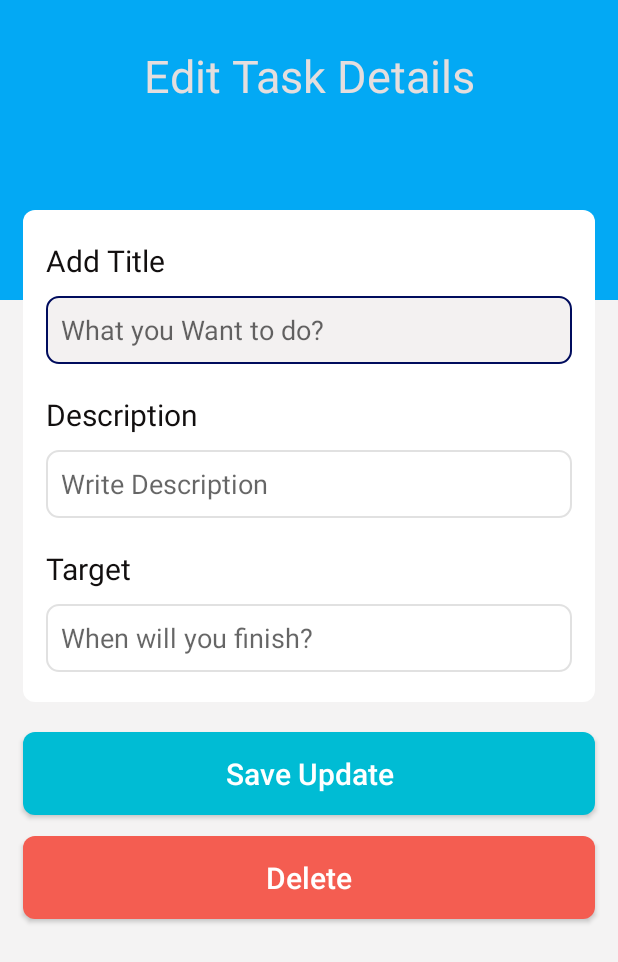
After one commit to Tasdikul-Hasan-Sourov/MyTask_ToDo, an Android app: the EditTask screen opened directly, with no data from a screen before it, on a phone screen of 412 x 824 dp. The commit adds this screen. Shown: the top 962 px of the screen. Run offline under Robolectric (Android 15) with nearby library versions, the phone set to English and light mode, and no system bars; our stand-ins replace Firebase (no records; nobody signed in at launch, a user with empty details on screens opened directly).

Commit message:
update activity done

```diff
--- a/app/src/main/AndroidManifest.xml
+++ b/app/src/main/AndroidManifest.xml
@@ -9,7 +9,8 @@
         android:roundIcon="@mipmap/ic_launcher_round"
         android:supportsRtl="true"
         android:theme="@style/AppTheme">
-        <activity android:name=".Addtask"></activity>
+        <activity android:name=".EditTask"></activity>
+        <activity android:name=".Addtask" />
         <activity android:name=".MainActivity">
             <intent-filter>
                 <action android:name="android.intent.action.MAIN" />
--- a/app/src/main/java/com/example/mytask/Addtask.java
+++ b/app/src/main/java/com/example/mytask/Addtask.java
@@ -46,9 +46,9 @@ public class Addtask extends AppCompatActivity {
               String title= titleDes.getText().toString().trim();
               String description= desEdit.getText().toString().trim();
               String target= timeEdit.getText().toString().trim();
-              String key= reference.push().getKey();
-              Mytask mytask =new Mytask(title,description,target);
-              reference.child(key).setValue(mytask);
+              String keyTask= reference.push().getKey();
+              Mytask mytask =new Mytask(title,description,target,keyTask);
+              reference.child(keyTask).setValue(mytask);
                 Toast.makeText(getApplicationContext(),"Database Saved", Toast.LENGTH_SHORT).show();
                 Intent a= new Intent(getApplicationContext(),MainActivity.class);
                 startActivity(a);
--- /dev/null
+++ b/app/src/main/java/com/example/mytask/EditTask.java
@@ -0,0 +1,69 @@
+package com.example.mytask;
+
+import androidx.annotation.NonNull;
+import androidx.appcompat.app.ActionBar;
+import androidx.appcompat.app.AppCompatActivity;
+
+import android.content.Intent;
+import android.os.Bundle;
+import android.view.View;
+import android.widget.Button;
+import android.widget.EditText;
+import android.widget.TextView;
+import android.widget.Toast;
+
+import com.google.firebase.database.DataSnapshot;
+import com.google.firebase.database.DatabaseError;
+import com.google.firebase.database.DatabaseReference;
+import com.google.firebase.database.FirebaseDatabase;
+import com.google.firebase.database.ValueEventListener;
+
+public class EditTask extends AppCompatActivity {
+    EditText titleDes,desEdit,timeEdit;
+    Button saveTask, deleteTask;
+    DatabaseReference ref;
+
+    @Override
+    protected void onCreate(Bundle savedInstanceState) {
+        super.onCreate(savedInstanceState);
+        setContentView(R.layout.activity_edit_task);
+        ActionBar actionBar=getSupportActionBar();
+        actionBar.hide();
+
+        titleDes=(EditText) findViewById(R.id.desT);
+        desEdit=(EditText) findViewById(R.id.desEdit);
+        timeEdit=(EditText) findViewById(R.id.timeEdit);
+
+        saveTask=(Button) findViewById(R.id.save);
+        deleteTask=(Button) findViewById(R.id.delete);
+
+        titleDes.setText(getIntent().getStringExtra("taskTitle"));
+        desEdit.setText(getIntent().getStringExtra("taskDes"));
+        timeEdit.setText(getIntent().getStringExtra("taskDate"));
+        final String keykeyTask=getIntent().getStringExtra("keyTask");
+        ref= FirebaseDatabase.getInstance().getReference().child("Mytask").child(keykeyTask);
+        saveTask.setOnClickListener(new View.OnClickListener() {
+            @Override
+            public void onClick(View v) {
+               ref.addValueEventListener(new ValueEventListener() {
+                   @Override
+                   public void onDataChange(@NonNull DataSnapshot dataSnapshot) {
+                       dataSnapshot.getRef().child("taskTitle").setValue(titleDes.getText().toString());
+                       dataSnapshot.getRef().child("taskDes").setValue(desEdit.getText().toString());
+                       dataSnapshot.getRef().child("taskDate").setValue(timeEdit.getText().toString());
+                       dataSnapshot.getRef().child("keyTask").setValue(keykeyTask);
+
+                       Intent a=new Intent(getApplicationContext(),MainActivity.class);
+                       startActivity(a);
+
+                   }
+
+                   @Override
+                   public void onCancelled(@NonNull DatabaseError error) {
+
+                   }
+               });
+            }
+        });
+    }
+}
--- a/app/src/main/java/com/example/mytask/Mytask.java
+++ b/app/src/main/java/com/example/mytask/Mytask.java
@@ -4,15 +4,25 @@ public class Mytask {
    private String taskTitle;
    private String taskDes;
    private String taskDate;
+   private String keyTask;
 
     public Mytask() {
 
     }
 
-    public Mytask(String taskTitle, String taskDes, String taskDate) {
+    public Mytask(String taskTitle, String taskDes, String taskDate, String keyTask) {
         this.taskTitle = taskTitle;
         this.taskDes = taskDes;
         this.taskDate = taskDate;
+        this.keyTask = keyTask;
+    }
+
+    public String getKeyTask() {
+        return keyTask;
+    }
+
+    public void setKeyTask(String keyTask) {
+        this.keyTask = keyTask;
     }
 
     public String getTaskTitle() {
--- a/app/src/main/java/com/example/mytask/taskAdapter.java
+++ b/app/src/main/java/com/example/mytask/taskAdapter.java
@@ -1,10 +1,12 @@
 package com.example.mytask;
 
 import android.content.Context;
+import android.content.Intent;
 import android.text.Layout;
 import android.view.LayoutInflater;
 import android.view.View;
 import android.view.ViewGroup;
+import android.widget.EditText;
 import android.widget.TextView;
 
 import androidx.annotation.NonNull;
@@ -31,6 +33,21 @@ public class taskAdapter extends RecyclerView.Adapter<taskAdapter.MyViewHolder>
             myViewHolder.taskTitle.setText(mytask.get(i).getTaskTitle());
             myViewHolder.taskDes.setText(mytask.get(i).getTaskDes());
             myViewHolder.taskDate.setText(mytask.get(i).getTaskDate());
+            final String getTaskTitle=mytask.get(i).getTaskTitle();
+            final String getTaskDes=mytask.get(i).getTaskDes();
+            final String getTaskDate=mytask.get(i).getTaskDate();
+            final String getKeyTask=mytask.get(i).getKeyTask();
+            myViewHolder.itemView.setOnClickListener(new View.OnClickListener() {
+                @Override
+                public void onClick(View v) {
+                    Intent ed= new Intent(context, EditTask.class);
+                    ed.putExtra("taskTitle",getTaskTitle);
+                    ed.putExtra("taskDes",getTaskDes);
+                    ed.putExtra("taskDate",getTaskDate);
+                    ed.putExtra("keyTask",getKeyTask);
+                    context.startActivity(ed);
+                }
+            });
     }
 
     @Override
@@ -39,7 +56,7 @@ public class taskAdapter extends RecyclerView.Adapter<taskAdapter.MyViewHolder>
     }
 
     class MyViewHolder extends RecyclerView.ViewHolder{
-         private TextView taskTitle, taskDes,taskDate;
+         private TextView taskTitle, taskDes,taskDate,keyTask;
         public MyViewHolder(@NonNull View itemView) {
             super(itemView);
             taskTitle=(TextView) itemView.findViewById(R.id.taskTitle);
--- a/app/src/main/res/drawable/addshape.xml
+++ b/app/src/main/res/drawable/addshape.xml
@@ -1,7 +1,7 @@
 <?xml version="1.0" encoding="utf-8"?>
 <shape xmlns:android="http://schemas.android.com/apk/res/android">
 <solid
-    android:color="#F44336">
+    android:color="#F45D51">
 </solid>
     <corners
         android:radius="250dp">
--- a/app/src/main/res/drawable/cancel.xml
+++ b/app/src/main/res/drawable/cancel.xml
@@ -1,7 +1,7 @@
 <?xml version="1.0" encoding="utf-8"?>
 <shape xmlns:android="http://schemas.android.com/apk/res/android">
     <solid
-        android:color="#F44336"/>
+        android:color="#F45D51"/>
     <corners
         android:radius="8dp"/>
 
--- a/app/src/main/res/drawable/create.xml
+++ b/app/src/main/res/drawable/create.xml
@@ -1,7 +1,7 @@
 <?xml version="1.0" encoding="utf-8"?>
 <shape xmlns:android="http://schemas.android.com/apk/res/android">
     <solid
-        android:color="#009688"/>
+        android:color="#00BCD4"/>
     <corners
         android:radius="8dp"/>
 
--- /dev/null
+++ b/app/src/main/res/layout/activity_edit_task.xml
@@ -0,0 +1,158 @@
+<?xml version="1.0" encoding="utf-8"?>
+<LinearLayout xmlns:android="http://schemas.android.com/apk/res/android"
+    xmlns:app="http://schemas.android.com/apk/res-auto"
+    xmlns:tools="http://schemas.android.com/tools"
+    android:layout_width="match_parent"
+    android:layout_height="match_parent"
+    android:background="#F4F3F3"
+    android:orientation="vertical"
+    tools:context=".MainActivity">
+
+    <LinearLayout
+        android:layout_width="match_parent"
+        android:layout_height="200dp"
+        android:background="#03A9F4"
+        android:orientation="vertical">
+
+        <LinearLayout
+            android:layout_width="match_parent"
+            android:layout_height="wrap_content"
+            android:orientation="horizontal">
+
+            <TextView
+
+                android:id="@+id/pageTitle"
+                android:layout_width="match_parent"
+                android:layout_height="wrap_content"
+                android:layout_marginTop="30dp"
+                android:gravity="center_horizontal"
+                android:text="Edit Task Details"
+                android:textColor="#E4DEDE"
+                android:textSize="30sp"
+                android:layout_marginBottom="20dp"/>
+
+        </LinearLayout>
+        <View
+            android:layout_width="match_parent"
+            android:layout_height="1dp"
+            android:layout_marginTop="20dp" />
+    </LinearLayout>
+
+    <LinearLayout
+        android:layout_width="match_parent"
+        android:layout_height="wrap_content"
+        android:orientation="vertical"
+        android:paddingBottom="20dp"
+        android:paddingTop="20dp"
+        android:background="@drawable/reshape"
+        android:layout_marginLeft="15dp"
+        android:layout_marginRight="15dp"
+        android:layout_marginTop="-60dp">
+
+        <LinearLayout
+            android:layout_width="match_parent"
+            android:layout_height="wrap_content"
+            android:layout_marginRight="15dp"
+            android:layout_marginLeft="15dp"
+            android:orientation="vertical">
+            <TextView
+                android:layout_width="match_parent"
+                android:layout_height="wrap_content"
+                android:text="Add Title"
+                android:textSize="20sp"
+                android:id="@+id/titleText"
+                android:textColor="#120F0F"
+                android:layout_marginBottom="10dp"/>
+
+            <EditText
+                android:id="@+id/desT"
+                android:layout_width="match_parent"
+                android:layout_height="45dp"
+                android:inputType="text"
+                android:paddingLeft="10dp"
+                android:background="@drawable/combine"
+                android:hint="What you Want to do?"/>
+
+        </LinearLayout>
+
+        <LinearLayout
+            android:layout_width="match_parent"
+            android:layout_height="wrap_content"
+            android:layout_marginRight="15dp"
+            android:layout_marginLeft="15dp"
+            android:layout_marginTop="20dp"
+            android:orientation="vertical">
+            <TextView
+                android:layout_width="match_parent"
+                android:layout_height="wrap_content"
+                android:text="Description"
+                android:textSize="20sp"
+                android:id="@+id/desDes"
+                android:textColor="#120F0F"
+                android:layout_marginBottom="10dp"/>
+
+            <EditText
+                android:id="@+id/desEdit"
+                android:layout_width="match_parent"
+                android:layout_height="45dp"
+                android:inputType="text"
+                android:paddingLeft="10dp"
+                android:background="@drawable/combine"
+                android:hint="Write Description"/>
+
+        </LinearLayout>
+
+        <LinearLayout
+            android:layout_width="match_parent"
+            android:layout_height="wrap_content"
+            android:layout_marginRight="15dp"
+            android:layout_marginLeft="15dp"
+            android:layout_marginTop="20dp"
+            android:orientation="vertical">
+            <TextView
+                android:layout_width="match_parent"
+                android:layout_height="wrap_content"
+                android:text="Target"
+                android:textSize="20sp"
+                android:id="@+id/timeline"
+                android:textColor="#120F0F"
+                android:layout_marginBottom="10dp"/>
+
+            <EditText
+                android:id="@+id/timeEdit"
+                android:layout_width="match_parent"
+                android:layout_height="45dp"
+                android:inputType="text"
+                android:paddingLeft="10dp"
+                android:background="@drawable/combine"
+                android:hint="When will you finish?"/>
+
+        </LinearLayout>
+
+    </LinearLayout>
+    <Button
+        android:id="@+id/save"
+        android:layout_marginRight="15dp"
+        android:layout_marginLeft="15dp"
+        android:text="Save Update"
+        android:textColor="#fff"
+        android:textSize="20sp"
+        android:textAllCaps="false"
+        android:layout_width="match_parent"
+        android:background="@drawable/create"
+        android:layout_height="55dp"
+        android:layout_marginTop="20dp"/>
+    <Button
+        android:id="@+id/delete"
+        android:layout_marginRight="15dp"
+        android:layout_marginLeft="15dp"
+        android:text="Delete"
+        android:textColor="#fff"
+        android:background="@drawable/cancel"
+        android:textSize="20sp"
+        android:textAllCaps="false"
+        android:layout_width="match_parent"
+        android:layout_height="55dp"
+        android:layout_marginTop="14dp"/>
+
+</LinearLayout>
```
